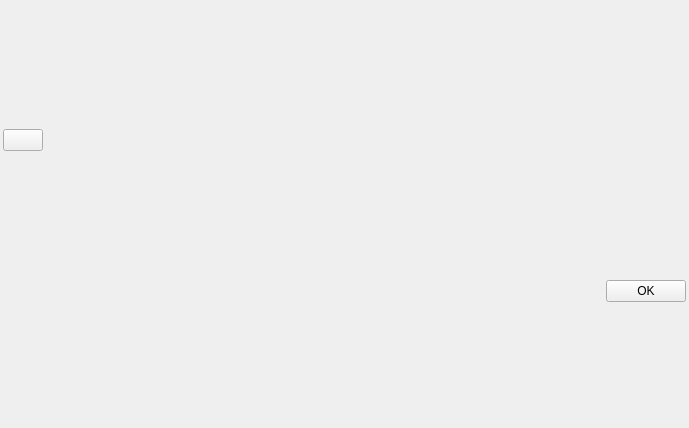
Old version of the form src/gui/ui/follower.ui in the repository hytechimaging/sammo-boat.
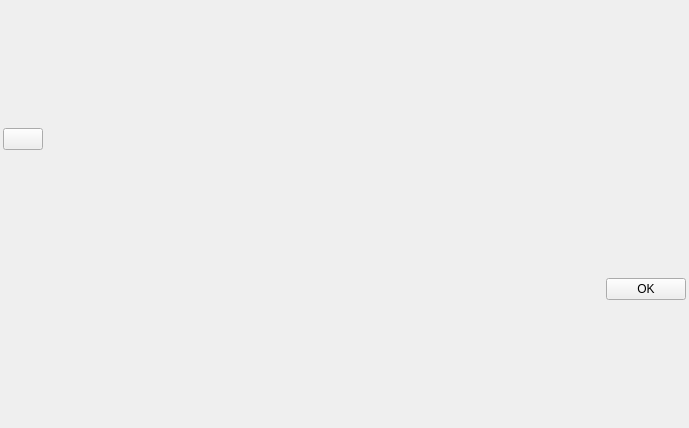
New version of the form.

Diff of the .ui file:
```diff
--- a/src/gui/ui/follower.ui
+++ b/src/gui/ui/follower.ui
@@ -27,7 +27,7 @@
     <number>3</number>
    </property>
    <property name="bottomMargin">
-    <number>0</number>
+    <number>3</number>
    </property>
    <item>
     <layout class="QHBoxLayout" name="horizontalLayout_2">
```
